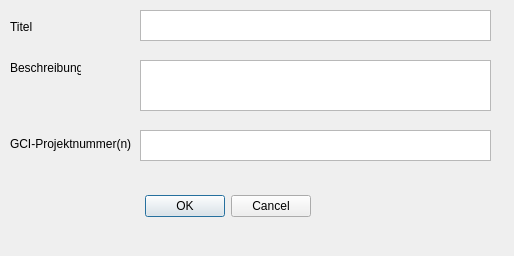
Old version of the form pg_metadata/resources/ui/edit_metadata_dialog.ui in the repository effjot/qgis-pgmetadata-plugin.
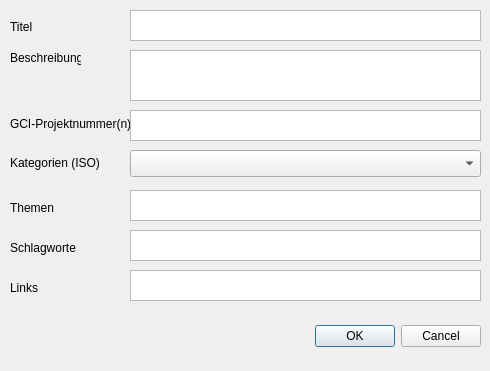
New version of the form. Custom widgets are drawn as their Qt base class.

Commit message: WIP combobox categories

What changed in the file:
```diff
--- a/pg_metadata/resources/ui/edit_metadata_dialog.ui
+++ b/pg_metadata/resources/ui/edit_metadata_dialog.ui
@@ -6,8 +6,8 @@
    <rect>
     <x>0</x>
     <y>0</y>
-    <width>514</width>
-    <height>256</height>
+    <width>490</width>
+    <height>371</height>
    </rect>
   </property>
   <property name="windowTitle">
@@ -16,8 +16,8 @@
   <widget class="QDialogButtonBox" name="buttonBox">
    <property name="geometry">
     <rect>
-     <x>140</x>
-     <y>190</y>
+     <x>310</x>
+     <y>320</y>
      <width>171</width>
      <height>32</height>
     </rect>
@@ -32,7 +32,7 @@
   <widget class="QPlainTextEdit" name="textbox_title">
    <property name="geometry">
     <rect>
-     <x>140</x>
+     <x>130</x>
      <y>10</y>
      <width>351</width>
      <height>31</height>
@@ -42,8 +42,8 @@
   <widget class="QPlainTextEdit" name="textbox_abstract">
    <property name="geometry">
     <rect>
-     <x>140</x>
-     <y>60</y>
+     <x>130</x>
+     <y>50</y>
      <width>351</width>
      <height>51</height>
     </rect>
@@ -66,7 +66,7 @@
    <property name="geometry">
     <rect>
      <x>10</x>
-     <y>60</y>
+     <y>50</y>
      <width>71</width>
      <height>16</height>
     </rect>
@@ -79,7 +79,7 @@
    <property name="geometry">
     <rect>
      <x>10</x>
-     <y>136</y>
+     <y>116</y>
      <width>121</width>
      <height>16</height>
     </rect>
@@ -91,14 +91,113 @@
   <widget class="QPlainTextEdit" name="textbox_project_number">
    <property name="geometry">
     <rect>
-     <x>140</x>
-     <y>130</y>
+     <x>130</x>
+     <y>110</y>
+     <width>351</width>
+     <height>31</height>
+    </rect>
+   </property>
+  </widget>
+  <widget class="QLabel" name="label_4">
+   <property name="geometry">
+    <rect>
+     <x>10</x>
+     <y>155</y>
+     <width>101</width>
+     <height>16</height>
+    </rect>
+   </property>
+   <property name="text">
+    <string>Kategorien (ISO)</string>
+   </property>
+  </widget>
+  <widget class="QgsCheckableComboBox" name="comboBox_categories">
+   <property name="geometry">
+    <rect>
+     <x>130</x>
+     <y>150</y>
+     <width>351</width>
+     <height>27</height>
+    </rect>
+   </property>
+  </widget>
+  <widget class="QLabel" name="label_5">
+   <property name="geometry">
+    <rect>
+     <x>10</x>
+     <y>240</y>
+     <width>81</width>
+     <height>16</height>
+    </rect>
+   </property>
+   <property name="text">
+    <string>Schlagworte</string>
+   </property>
+  </widget>
+  <widget class="QLabel" name="label_6">
+   <property name="geometry">
+    <rect>
+     <x>10</x>
+     <y>280</y>
+     <width>61</width>
+     <height>16</height>
+    </rect>
+   </property>
+   <property name="text">
+    <string>Links</string>
+   </property>
+  </widget>
+  <widget class="QLabel" name="label_7">
+   <property name="geometry">
+    <rect>
+     <x>10</x>
+     <y>200</y>
+     <width>61</width>
+     <height>16</height>
+    </rect>
+   </property>
+   <property name="text">
+    <string>Themen</string>
+   </property>
+  </widget>
+  <widget class="QPlainTextEdit" name="textbox_keywords">
+   <property name="geometry">
+    <rect>
+     <x>130</x>
+     <y>230</y>
+     <width>351</width>
+     <height>31</height>
+    </rect>
+   </property>
+  </widget>
+  <widget class="QPlainTextEdit" name="textbox_links">
+   <property name="geometry">
+    <rect>
+     <x>130</x>
+     <y>270</y>
+     <width>351</width>
+     <height>31</height>
+    </rect>
+   </property>
+  </widget>
+  <widget class="QPlainTextEdit" name="textbox_themes">
+   <property name="geometry">
+    <rect>
+     <x>130</x>
+     <y>190</y>
      <width>351</width>
      <height>31</height>
     </rect>
    </property>
   </widget>
  </widget>
+ <customwidgets>
+  <customwidget>
+   <class>QgsCheckableComboBox</class>
+   <extends>QComboBox</extends>
+   <header>qgscheckablecombobox.h</header>
+  </customwidget>
+ </customwidgets>
  <resources/>
  <connections>
   <connection>
```
Left out of the diff: 2 changed lines with no effect on the pictures. The commit also changes 2 other files.
